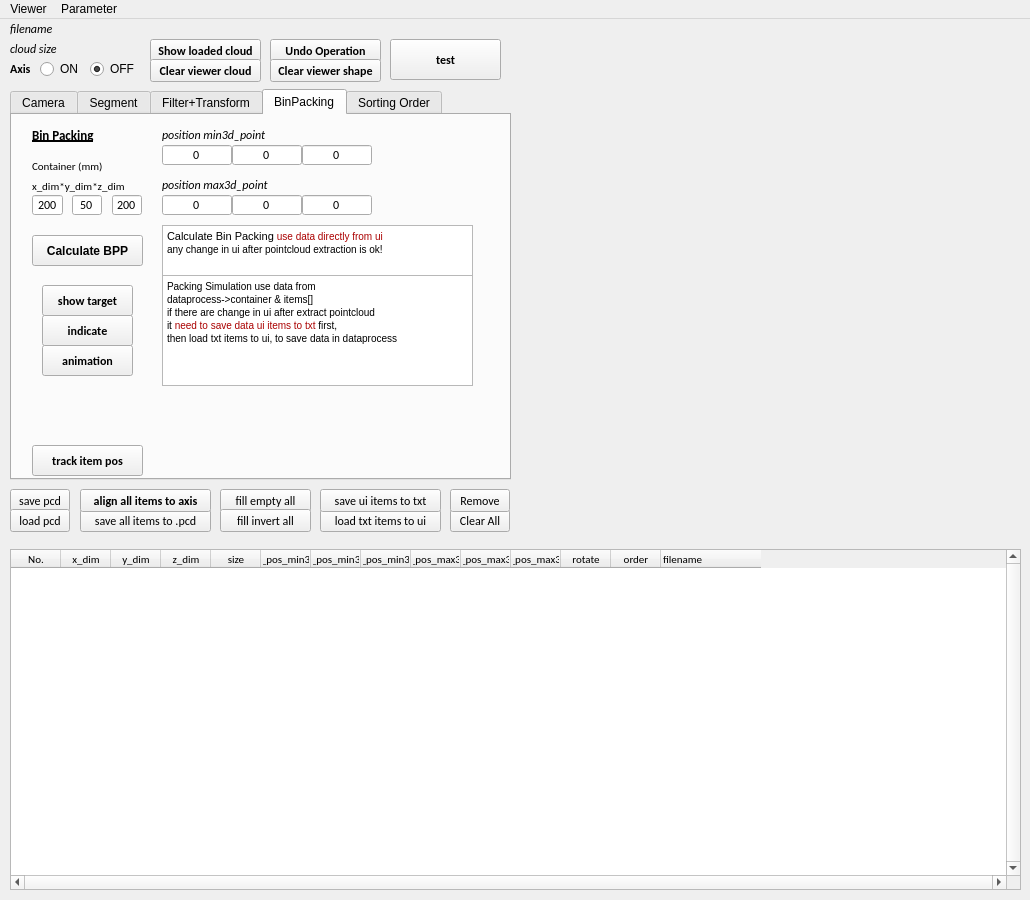
First picture: the form in MainUI.ui, repository nattaon/bpp_project_december, before the edit.
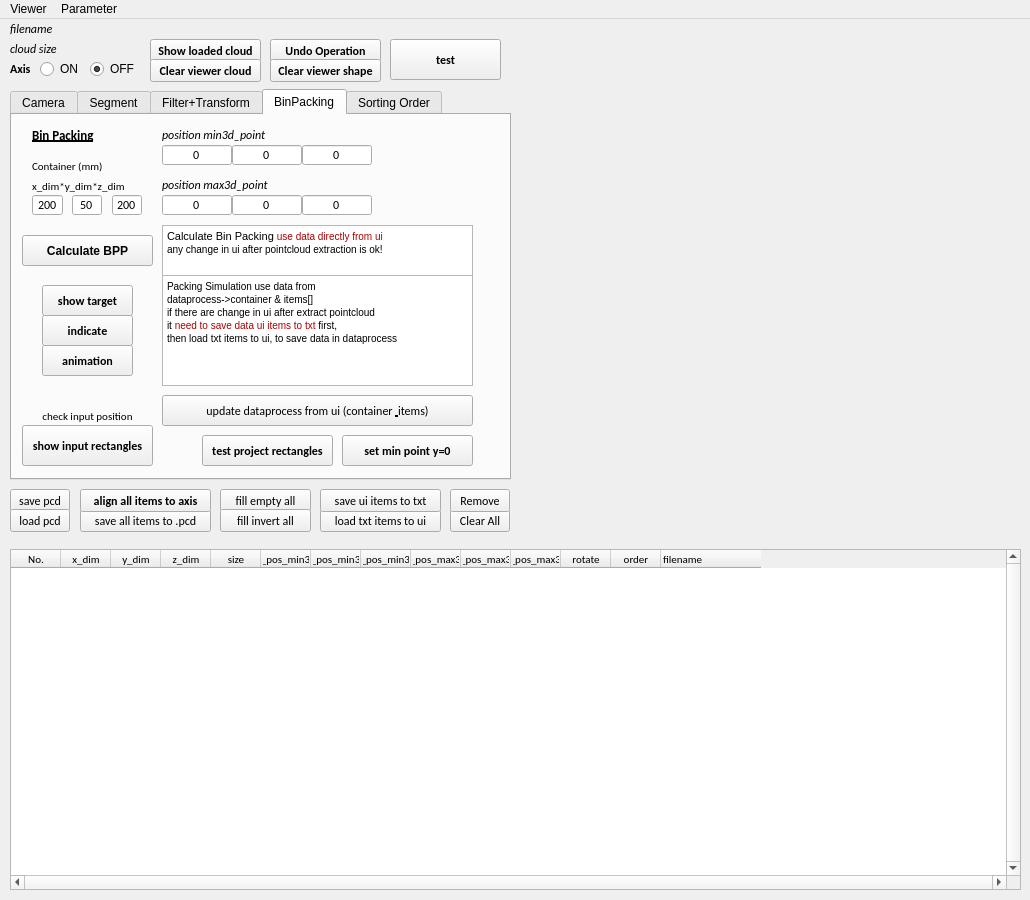
Second picture: the form after the edit. The open tabs and pages were chosen to show the change. Custom widgets are drawn as their Qt base class.

Commit message: make a rectangle reference for test camera param

The edit to the form file:
```diff
--- a/MainUI.ui
+++ b/MainUI.ui
@@ -3989,9 +3989,9 @@
      <widget class="QPushButton" name="bt_binpacking">
       <property name="geometry">
        <rect>
-        <x>20</x>
+        <x>10</x>
         <y>120</y>
-        <width>111</width>
+        <width>131</width>
         <height>31</height>
        </rect>
       </property>
@@ -4059,10 +4059,10 @@
      <widget class="QPushButton" name="bt_track_item_pos">
       <property name="geometry">
        <rect>
-        <x>20</x>
-        <y>330</y>
-        <width>111</width>
-        <height>31</height>
+        <x>10</x>
+        <y>310</y>
+        <width>131</width>
+        <height>41</height>
        </rect>
       </property>
       <property name="font">
@@ -4076,7 +4076,7 @@
        <enum>Qt::NoFocus</enum>
       </property>
       <property name="text">
-       <string>track item pos</string>
+       <string>show input rectangles</string>
       </property>
      </widget>
      <widget class="QPushButton" name="bt_show_packing_target">
@@ -4471,6 +4471,103 @@
 &lt;p style=&quot; margin-top:0px; margin-bottom:0px; margin-left:0px; margin-right:0px; -qt-block-indent:0; text-indent:0px;&quot;&gt;any change in ui after pointcloud extraction is ok!&lt;/p&gt;&lt;/body&gt;&lt;/html&gt;</string>
       </property>
      </widget>
+     <widget class="QPushButton" name="bt_test_project_rectangle">
+      <property name="geometry">
+       <rect>
+        <x>190</x>
+        <y>320</y>
+        <width>131</width>
+        <height>31</height>
+       </rect>
+      </property>
+      <property name="font">
+       <font>
+        <family>Calibri</family>
+        <weight>75</weight>
+        <bold>true</bold>
+       </font>
+      </property>
+      <property name="focusPolicy">
+       <enum>Qt::NoFocus</enum>
+      </property>
+      <property name="text">
+       <string>test project rectangles</string>
+      </property>
+     </widget>
+     <widget class="QPushButton" name="bt_update_dataprocess_from_ui">
+      <property name="geometry">
+       <rect>
+        <x>150</x>
+        <y>280</y>
+        <width>311</width>
+        <height>31</height>
+       </rect>
+      </property>
+      <property name="font">
+       <font>
+        <family>Calibri</family>
+        <weight>50</weight>
+        <bold>false</bold>
+       </font>
+      </property>
+      <property name="focusPolicy">
+       <enum>Qt::NoFocus</enum>
+      </property>
+      <property name="text">
+       <string>update dataprocess from ui (container &amp; items)</string>
+      </property>
+     </widget>
+     <widget class="QPushButton" name="bt_set_minpoint_y_zero">
+      <property name="geometry">
+       <rect>
+        <x>330</x>
+        <y>320</y>
+        <width>131</width>
+        <height>31</height>
+       </rect>
+      </property>
+      <property name="font">
+       <font>
+        <family>Calibri</family>
+        <weight>75</weight>
+        <bold>true</bold>
+       </font>
+      </property>
+      <property name="focusPolicy">
+       <enum>Qt::NoFocus</enum>
+      </property>
+      <property name="text">
+       <string>set min point y=0</string>
+      </property>
+     </widget>
+     <widget class="QLabel" name="label_45">
+      <property name="geometry">
+       <rect>
+        <x>10</x>
+        <y>290</y>
+        <width>131</width>
+        <height>21</height>
+       </rect>
+      </property>
+      <property name="font">
+       <font>
+        <family>Calibri</family>
+        <pointsize>8</pointsize>
+        <weight>50</weight>
+        <italic>false</italic>
+        <bold>false</bold>
+       </font>
+      </property>
+      <property name="focusPolicy">
+       <enum>Qt::NoFocus</enum>
+      </property>
+      <property name="text">
+       <string>check input position</string>
+      </property>
+      <property name="alignment">
+       <set>Qt::AlignCenter</set>
+      </property>
+     </widget>
     </widget>
     <widget class="QWidget" name="tab_transformation">
      <attribute name="title">
```
Left out of the diff: 6 changed lines with no effect on the pictures. The commit also changes 45 other files.
